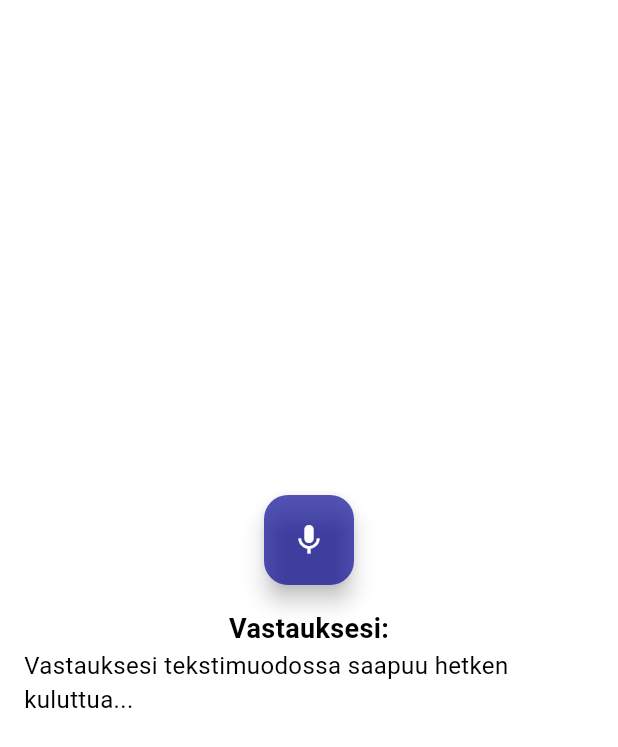
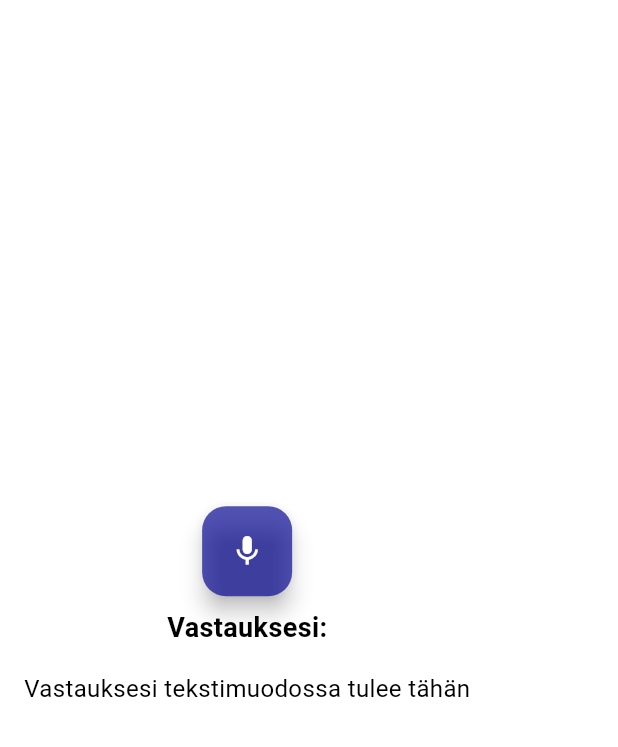
Before and after one commit to mabackma/medical_questionnaire, a Flutter app: the RecordingWidget widget shown alone on an empty page, opened directly with empty values, on a phone screen of 412 x 824 dp. Shown: the top 747 px of the screen. Run offline on Flutter 3.47's test engine with Material 3 defaults, Android fonts, the phone set to English and light mode, and no system bars; missing offline and left inert: record; network calls fail.

Commit message:
spinner while waiting for speech to text, empty list of answers cannot be sent

```diff
--- a/lib/main.dart
+++ b/lib/main.dart
@@ -70,7 +70,9 @@ class _MyHomePageState extends State<MyHomePage> {
       ),
       floatingActionButton: FloatingActionButton(
         onPressed: () {
-          Navigator.pushReplacementNamed(context, '/summary');
+          if (context.read<GlobalState>().answers.isNotEmpty) {
+            Navigator.pushReplacementNamed(context, '/summary');
+          }
         },
         tooltip: 'Lähetä vastaukset',
         child: const Icon(Icons.send),
--- a/lib/recording_widget.dart
+++ b/lib/recording_widget.dart
@@ -128,10 +128,26 @@ class _RecordingWidgetState extends State<RecordingWidget>
                     : const Icon(Icons.mic)),
           ),
         ),
-        UserAnswerWidget(
-          questionId: _questionId,
-          userAnswer: _userAnswer,
+        const SizedBox(height: 8.0),
+        const Text(
+          'Vastauksesi:',
+          style: TextStyle(
+            fontWeight: FontWeight.bold,
+            fontSize: 18.0,
+          ),
         ),
+        _canRecord
+            ? UserAnswerWidget(
+                questionId: _questionId,
+                userAnswer: _userAnswer,
+              )
+            : Container(
+                margin: const EdgeInsets.only(
+                    bottom: 8.0), // Add margin only at the bottom
+                child: const CircularProgressIndicator(
+                  color: Colors.white,
+                ),
+              ),
       ],
     );
   }
--- a/lib/user_answer_widget.dart
+++ b/lib/user_answer_widget.dart
@@ -13,16 +13,9 @@ class UserAnswerWidget extends StatelessWidget {
       child: Column(
         crossAxisAlignment: CrossAxisAlignment.center,
         children: [
-          const Text(
-            'Vastauksesi:',
-            style: TextStyle(
-              fontWeight: FontWeight.bold,
-              fontSize: 18.0,
-            ),
-          ),
           (userAnswer.isEmpty)
               ? const Text(
-                  'Vastauksesi tekstimuodossa saapuu hetken kuluttua...',
+                  'Vastauksesi tekstimuodossa tulee tähän',
                   style: TextStyle(fontSize: 16.0),
                 )
               : Text(
```
